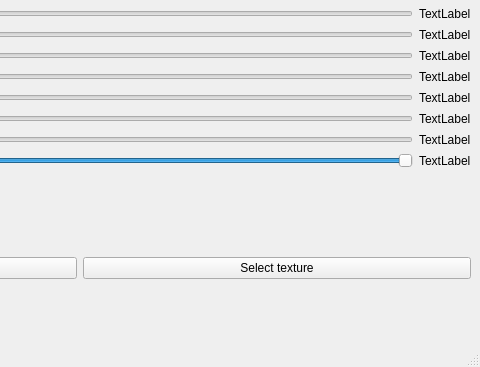
Qt form program/mainwindow.ui (khhhhh/tree-projecter) before a commit; both pictures show x 320 to 800 and y 394 to 761 of the 800 by 761 pixel window.
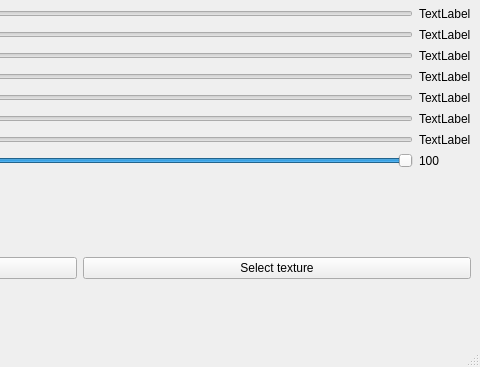
The same form after that commit.

What changed in the file:
```diff
--- a/program/mainwindow.ui
+++ b/program/mainwindow.ui
@@ -676,7 +676,7 @@
         <item row="22" column="3">
          <widget class="QLabel" name="lGrowth">
           <property name="text">
-           <string>TextLabel</string>
+           <string>100</string>
           </property>
          </widget>
         </item>
```
